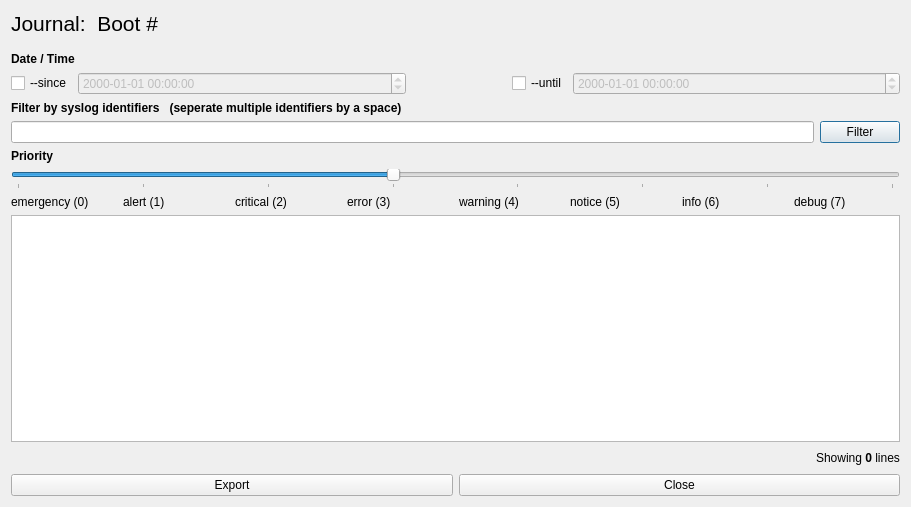
Qt form ui/showbootlog.ui (pentix/qjournalctl) before a commit.
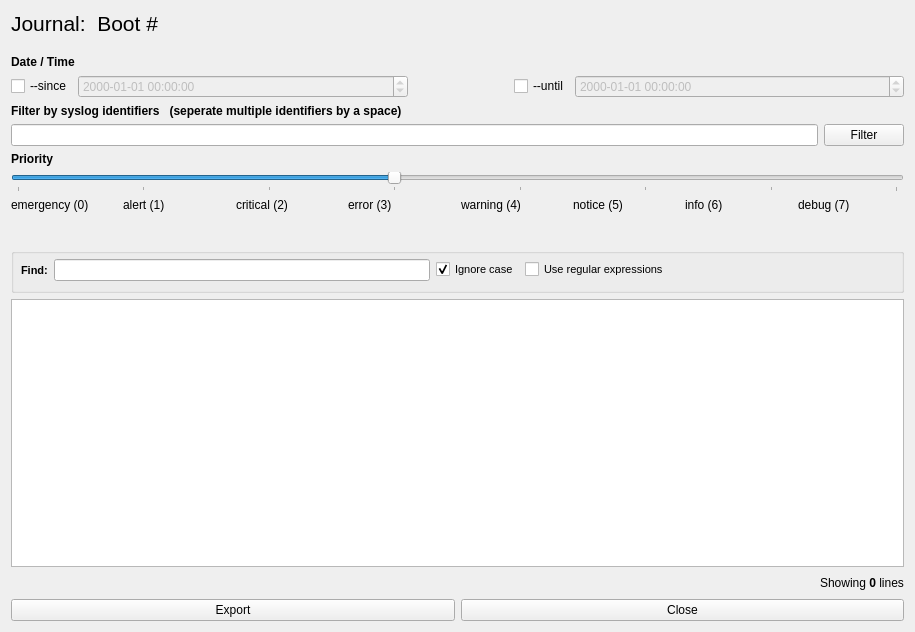
The same form after that commit. Icons and pictures are not drawn.

Commit message:
ShowBootLog: Added possibility to search the journal using [Ctrl][F]
It's now possible to even use regular expressions and jump from one search result to the next.
Close the search using [Esc]

Closes #11

```diff
--- a/ui/showbootlog.ui
+++ b/ui/showbootlog.ui
@@ -2,12 +2,15 @@
 <ui version="4.0">
  <class>ShowBootLog</class>
  <widget class="QDialog" name="ShowBootLog">
+  <property name="windowModality">
+   <enum>Qt::WindowModal</enum>
+  </property>
   <property name="geometry">
    <rect>
     <x>0</x>
     <y>0</y>
-    <width>911</width>
-    <height>507</height>
+    <width>915</width>
+    <height>632</height>
    </rect>
   </property>
   <property name="windowTitle">
@@ -18,6 +21,63 @@
     <normaloff>:/ui/icon.xpm</normaloff>:/ui/icon.xpm</iconset>
   </property>
   <layout class="QGridLayout" name="gridLayout">
+   <item row="4" column="0">
+    <layout class="QHBoxLayout" name="horizontalLayout_3">
+     <item>
+      <spacer name="horizontalSpacer_2">
+       <property name="orientation">
+        <enum>Qt::Horizontal</enum>
+       </property>
+       <property name="sizeHint" stdset="0">
+        <size>
+         <width>40</width>
+         <height>20</height>
+        </size>
+       </property>
+      </spacer>
+     </item>
+     <item>
+      <widget class="QLabel" name="numberOfEntriesLabel">
+       <property name="text">
+        <string>Showing &lt;b&gt;0&lt;/b&gt; lines</string>
+       </property>
+      </widget>
+     </item>
+    </layout>
+   </item>
+   <item row="5" column="0">
+    <layout class="QHBoxLayout" name="bottomMenu">
+     <item>
+      <widget class="QPushButton" name="exportButton">
+       <property name="focusPolicy">
+        <enum>Qt::NoFocus</enum>
+       </property>
+       <property name="styleSheet">
+        <string notr="true"/>
+       </property>
+       <property name="text">
+        <string>Export</string>
+       </property>
+      </widget>
+     </item>
+     <item>
+      <widget class="QPushButton" name="closeButton">
+       <property name="sizePolicy">
+        <sizepolicy hsizetype="Ignored" vsizetype="Fixed">
+         <horstretch>0</horstretch>
+         <verstretch>0</verstretch>
+        </sizepolicy>
+       </property>
+       <property name="focusPolicy">
+        <enum>Qt::NoFocus</enum>
+       </property>
+       <property name="text">
+        <string>Close</string>
+       </property>
+      </widget>
+     </item>
+    </layout>
+   </item>
    <item row="3" column="0">
     <layout class="QVBoxLayout" name="verticalLayout">
      <item>
@@ -43,7 +103,7 @@
        <property name="sizeHint" stdset="0">
         <size>
          <width>20</width>
-         <height>10</height>
+         <height>13</height>
         </size>
        </property>
       </spacer>
@@ -150,10 +210,17 @@
      <item>
       <layout class="QHBoxLayout" name="horizontalLayout_4">
        <item>
-        <widget class="QLineEdit" name="identifiersLineEdit"/>
+        <widget class="QLineEdit" name="identifiersLineEdit">
+         <property name="focusPolicy">
+          <enum>Qt::StrongFocus</enum>
+         </property>
+        </widget>
        </item>
        <item>
         <widget class="QPushButton" name="filterButton">
+         <property name="focusPolicy">
+          <enum>Qt::NoFocus</enum>
+         </property>
          <property name="text">
           <string>Filter</string>
          </property>
@@ -253,6 +320,173 @@
        </item>
       </layout>
      </item>
+     <item>
+      <spacer name="verticalSpacer_2">
+       <property name="orientation">
+        <enum>Qt::Vertical</enum>
+       </property>
+       <property name="sizeType">
+        <enum>QSizePolicy::Fixed</enum>
+       </property>
+       <property name="sizeHint" stdset="0">
+        <size>
+         <width>20</width>
+         <height>30</height>
+        </size>
+       </property>
+      </spacer>
+     </item>
+     <item>
+      <widget class="QGroupBox" name="findBox">
+        <property name="visible">
+         <bool>false</bool>
+        </property>
+       <property name="sizePolicy">
+        <sizepolicy hsizetype="Expanding" vsizetype="Fixed">
+         <horstretch>0</horstretch>
+         <verstretch>0</verstretch>
+        </sizepolicy>
+       </property>
+       <property name="minimumSize">
+        <size>
+         <width>0</width>
+         <height>45</height>
+        </size>
+       </property>
+       <property name="title">
+        <string/>
+       </property>
+       <widget class="QWidget" name="">
+        <property name="geometry">
+         <rect>
+          <x>10</x>
+          <y>0</y>
+          <width>899</width>
+          <height>44</height>
+         </rect>
+        </property>
+        <layout class="QHBoxLayout" name="findLayout">
+         <property name="topMargin">
+          <number>0</number>
+         </property>
+         <property name="bottomMargin">
+          <number>0</number>
+         </property>
+         <item>
+          <widget class="QLabel" name="findLabel">
+           <property name="font">
+            <font>
+             <pointsize>8</pointsize>
+             <weight>75</weight>
+             <bold>true</bold>
+            </font>
+           </property>
+           <property name="visible">
+            <bool>true</bool>
+           </property>
+           <property name="text">
+            <string>Find:</string>
+           </property>
+          </widget>
+         </item>
+         <item>
+          <widget class="QLineEdit" name="findLineEdit">
+           <property name="visible">
+            <bool>true</bool>
+           </property>
+          </widget>
+         </item>
+         <item>
+          <widget class="QCheckBox" name="ignoreCaseCheckBox">
+           <property name="font">
+            <font>
+             <pointsize>8</pointsize>
+            </font>
+           </property>
+           <property name="text">
+            <string>Ignore case</string>
+           </property>
+           <property name="checked">
+            <bool>true</bool>
+           </property>
+           <property name="tristate">
+            <bool>false</bool>
+           </property>
+          </widget>
+         </item>
+         <item>
+          <widget class="QCheckBox" name="useRegexpCheckBox">
+           <property name="font">
+            <font>
+             <pointsize>8</pointsize>
+            </font>
+           </property>
+           <property name="text">
+            <string>Use regular expressions</string>
+           </property>
+          </widget>
+         </item>
+         <item>
+          <spacer name="horizontalSpacer_3">
+           <property name="orientation">
+            <enum>Qt::Horizontal</enum>
+           </property>
+           <property name="sizeType">
+            <enum>QSizePolicy::Fixed</enum>
+           </property>
+           <property name="sizeHint" stdset="0">
+            <size>
+             <width>10</width>
+             <height>20</height>
+            </size>
+           </property>
+          </spacer>
+         </item>
+         <item>
+          <widget class="QLabel" name="findStatusLabel">
+           <property name="minimumSize">
+            <size>
+             <width>200</width>
+             <height>0</height>
+            </size>
+           </property>
+           <property name="font">
+            <font>
+             <pointsize>8</pointsize>
+             <italic>true</italic>
+            </font>
+           </property>
+           <property name="visible">
+            <bool>true</bool>
+           </property>
+           <property name="text">
+            <string/>
+           </property>
+           <property name="alignment">
+            <set>Qt::AlignRight|Qt::AlignTrailing|Qt::AlignVCenter</set>
+           </property>
+          </widget>
+         </item>
+         <item>
+          <spacer name="horizontalSpacer_4">
+           <property name="orientation">
+            <enum>Qt::Horizontal</enum>
+           </property>
+           <property name="sizeType">
+            <enum>QSizePolicy::Fixed</enum>
+           </property>
+           <property name="sizeHint" stdset="0">
+            <size>
+             <width>35</width>
+             <height>20</height>
+            </size>
+           </property>
+          </spacer>
+         </item>
+        </layout>
+       </widget>
+      </widget>
+     </item>
      <item>
       <widget class="QPlainTextEdit" name="plainTextEdit">
        <property name="styleSheet">
@@ -265,57 +499,6 @@
      </item>
     </layout>
    </item>
-   <item row="4" column="0">
-    <layout class="QHBoxLayout" name="horizontalLayout_3">
-     <item>
-      <spacer name="horizontalSpacer_2">
-       <property name="orientation">
-        <enum>Qt::Horizontal</enum>
-       </property>
-       <property name="sizeHint" stdset="0">
-        <size>
-         <width>40</width>
-         <height>20</height>
-        </size>
-       </property>
-      </spacer>
-     </item>
-     <item>
-      <widget class="QLabel" name="numberOfEntriesLabel">
-       <property name="text">
-        <string>Showing &lt;b&gt;0&lt;/b&gt; lines</string>
-       </property>
-      </widget>
-     </item>
-    </layout>
-   </item>
-   <item row="5" column="0">
-    <layout class="QHBoxLayout" name="bottomMenu">
-     <item>
-      <widget class="QPushButton" name="exportButton">
-       <property name="styleSheet">
-        <string notr="true"/>
-       </property>
-       <property name="text">
-        <string>Export</string>
-       </property>
-      </widget>
-     </item>
-     <item>
-      <widget class="QPushButton" name="closeButton">
-       <property name="sizePolicy">
-        <sizepolicy hsizetype="Ignored" vsizetype="Fixed">
-         <horstretch>0</horstretch>
-         <verstretch>0</verstretch>
-        </sizepolicy>
-       </property>
-       <property name="text">
-        <string>Close</string>
-       </property>
-      </widget>
-     </item>
-    </layout>
-   </item>
   </layout>
  </widget>
  <resources>
```
The commit also changes 2 other files.
